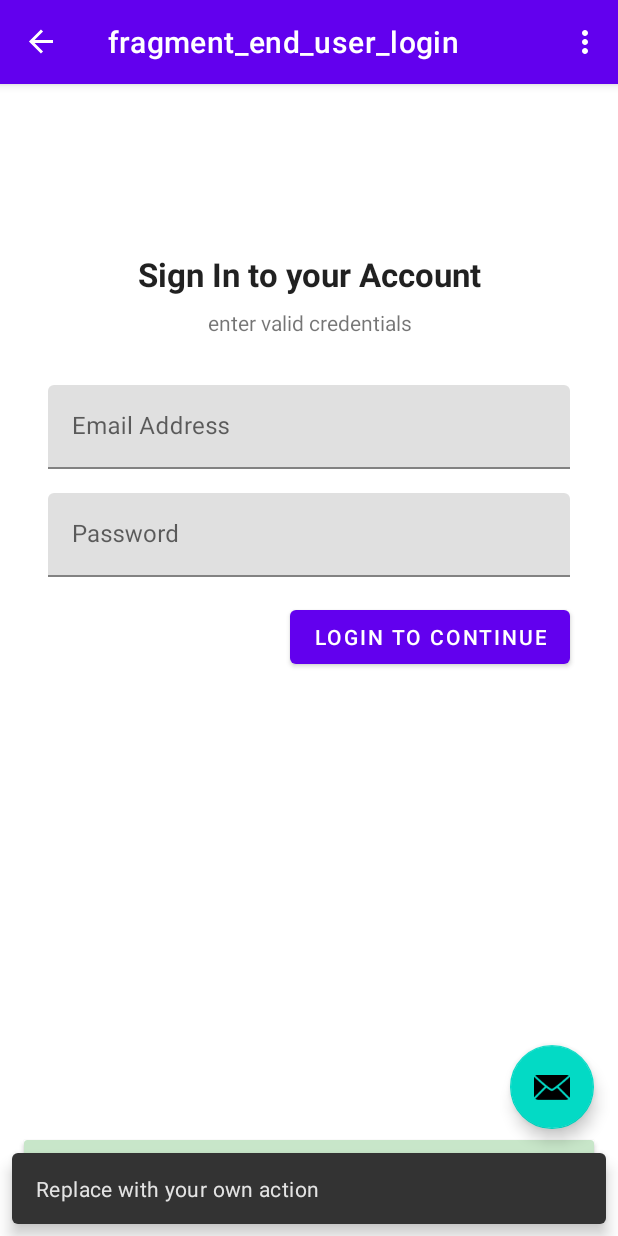
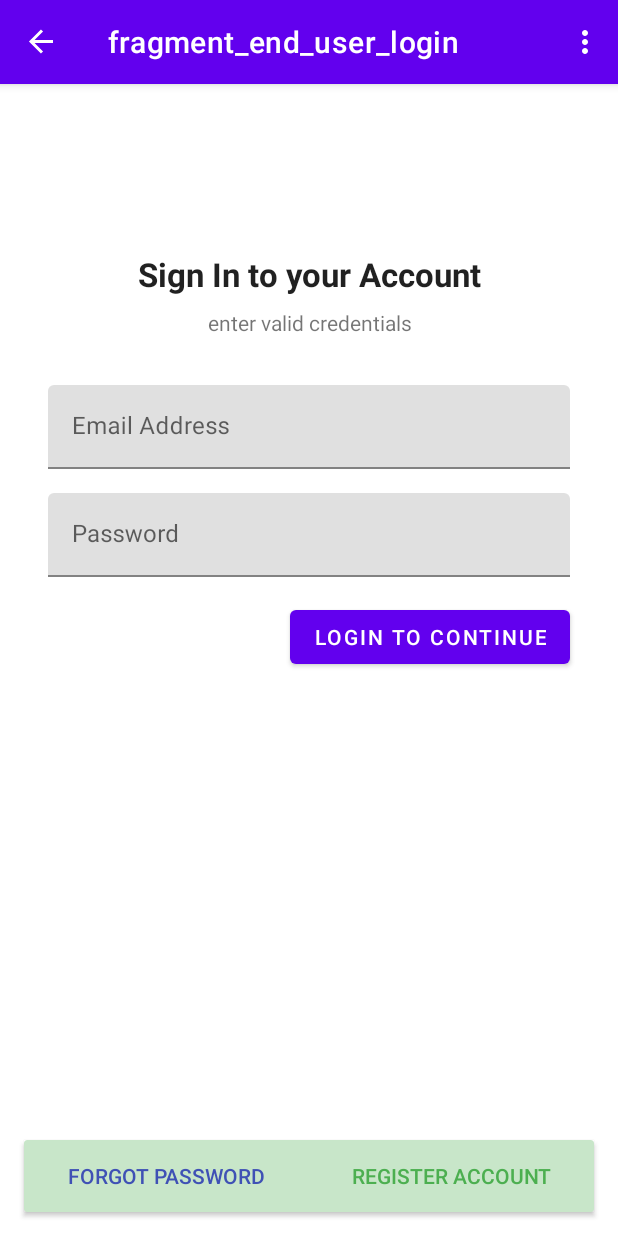
Before and after one commit to saumyaspujaa/TerminalDispatchExpeditor, an Android app: the screen it shows after launch (MainActivity), after a tap on "CONTINUE AS USER", on a phone screen of 412 x 824 dp. Run offline under Robolectric (Android 15) with nearby library versions, the phone set to English and light mode, and no system bars; our stand-ins replace Firebase (no records; nobody signed in at launch, a user with empty details on screens opened directly), navigation-ui; 1 other tap on this screen came first.

Commit message:
remove fab in main

```diff
--- a/app/src/main/java/com/digipodium/tde/MainActivity.java
+++ b/app/src/main/java/com/digipodium/tde/MainActivity.java
@@ -33,14 +33,7 @@
         appBarConfiguration = new AppBarConfiguration.Builder(navController.getGraph()).build();
         NavigationUI.setupActionBarWithNavController(this, navController, appBarConfiguration);
 
-        FloatingActionButton fab = findViewById(R.id.fab);
-        fab.setOnClickListener(new View.OnClickListener() {
-            @Override
-            public void onClick(View view) {
-                Snackbar.make(view, "Replace with your own action", Snackbar.LENGTH_LONG)
-                        .setAction("Action", null).show();
-            }
-        });
+
     }
 
     @Override
--- a/app/src/main/res/layout/activity_main.xml
+++ b/app/src/main/res/layout/activity_main.xml
@@ -22,12 +22,4 @@
 
     <include layout="@layout/content_main" />
 
-    <com.google.android.material.floatingactionbutton.FloatingActionButton
-        android:id="@+id/fab"
-        android:layout_width="wrap_content"
-        android:layout_height="wrap_content"
-        android:layout_gravity="bottom|end"
-        android:layout_margin="@dimen/fab_margin"
-        app:srcCompat="@android:drawable/ic_dialog_email" />
-
 </androidx.coordinatorlayout.widget.CoordinatorLayout>
```
